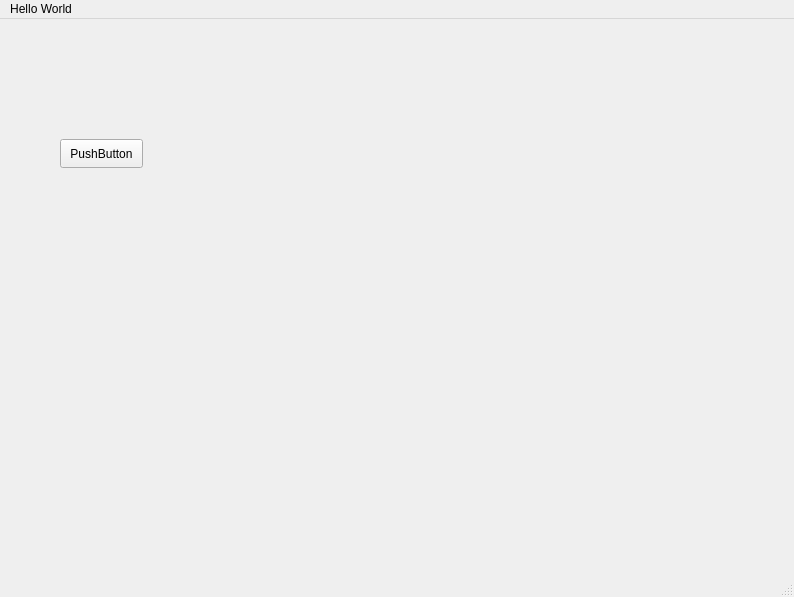
The window that mainwindow.ui (rk-ramkumar/Qt-practice) describes before a commit, drawn with Qt 5.
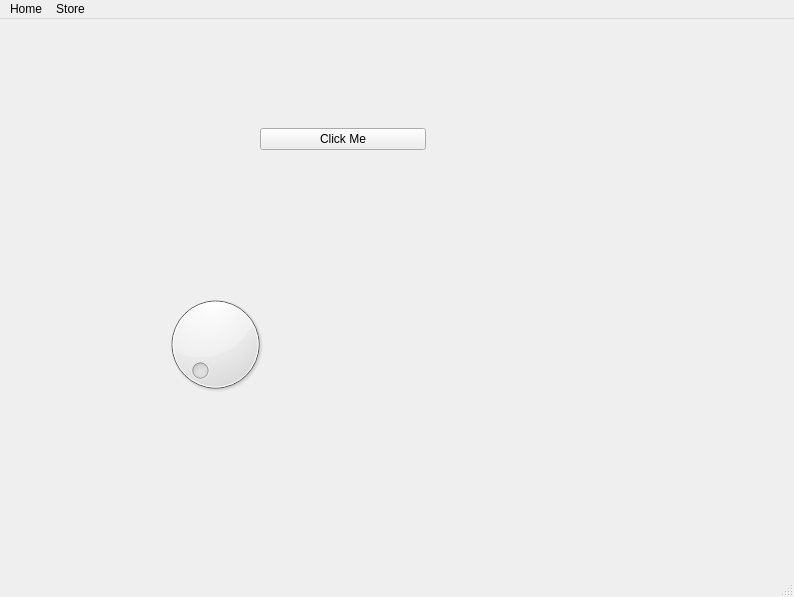
The same window after the commit.

Commit message: feat: add home tab and a button.

Diff of the .ui file:
```diff
--- a/mainwindow.ui
+++ b/mainwindow.ui
@@ -14,17 +14,33 @@
    <string>MainWindow</string>
   </property>
   <widget class="QWidget" name="centralwidget">
-   <widget class="QPushButton" name="pushButton">
+   <widget class="QWidget" name="horizontalLayoutWidget">
     <property name="geometry">
      <rect>
-      <x>60</x>
-      <y>120</y>
-      <width>83</width>
-      <height>29</height>
+      <x>260</x>
+      <y>80</y>
+      <width>166</width>
+      <height>80</height>
      </rect>
     </property>
-    <property name="text">
-     <string>PushButton</string>
+    <layout class="QHBoxLayout" name="horizontalLayout">
+     <item>
+      <widget class="QPushButton" name="btnClickme">
+       <property name="text">
+        <string>Click Me</string>
+       </property>
+      </widget>
+     </item>
+    </layout>
+   </widget>
+   <widget class="QDial" name="dial">
+    <property name="geometry">
+     <rect>
+      <x>140</x>
+      <y>270</y>
+      <width>151</width>
+      <height>111</height>
+     </rect>
     </property>
    </widget>
   </widget>
@@ -37,12 +53,18 @@
      <height>21</height>
     </rect>
    </property>
-   <widget class="QMenu" name="menuHello">
+   <widget class="QMenu" name="menuHome">
     <property name="title">
-     <string>Hello World</string>
+     <string>Home</string>
     </property>
    </widget>
-   <addaction name="menuHello"/>
+   <widget class="QMenu" name="menuStore">
+    <property name="title">
+     <string>Store</string>
+    </property>
+   </widget>
+   <addaction name="menuHome"/>
+   <addaction name="menuStore"/>
   </widget>
   <widget class="QStatusBar" name="statusbar"/>
  </widget>
```
Left out of the diff: 12 changed lines with no effect on the pictures.
